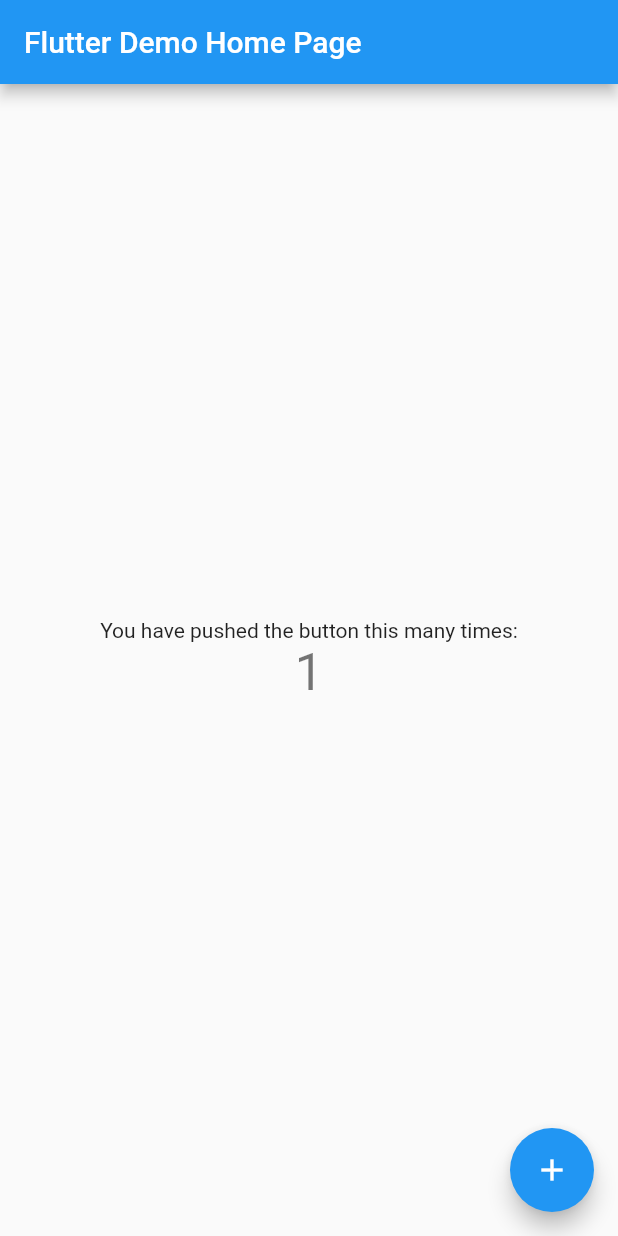
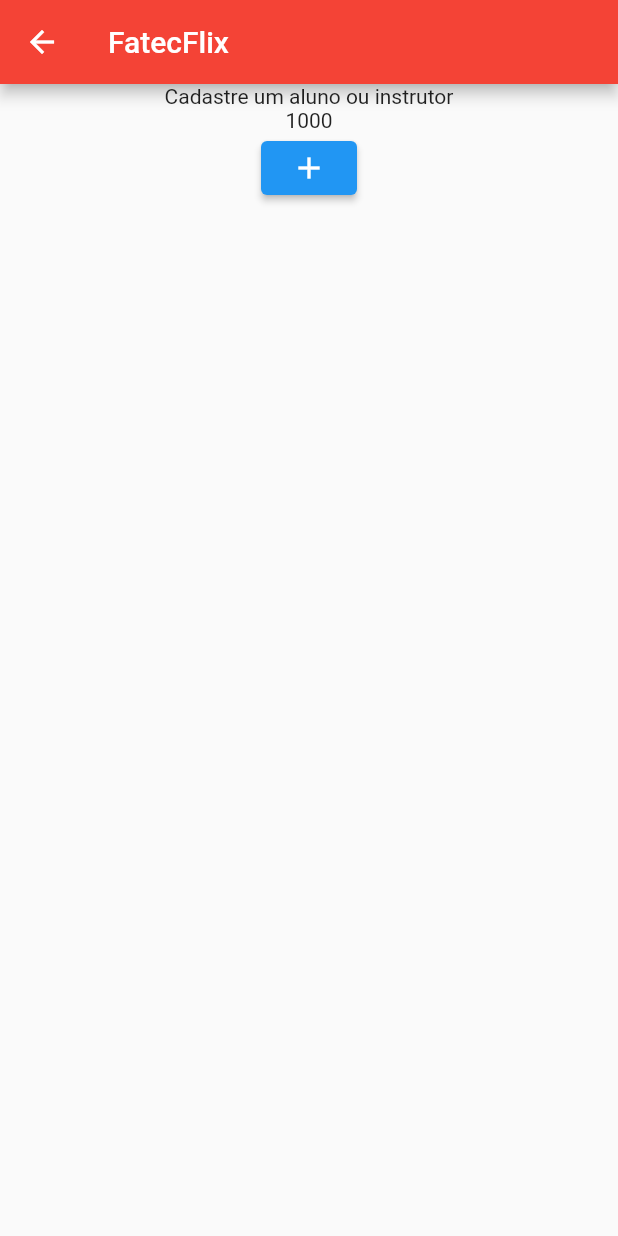
Before and after one commit to killatsignlife/fatecflix-flutter, a Flutter app: the screen it shows after launch, after a tap on the "add" icon, on a phone screen of 412 x 824 dp. Run offline on Flutter 3.47's test engine with Material 2 defaults, Android fonts, the phone set to English and light mode, and no system bars; our stand-ins replace get.

Commit message:
Add Dashboard, Delete, Update, and User screens

```diff
--- /dev/null
+++ b/lib/appController.dart
@@ -0,0 +1,6 @@
+import 'package:get/get.dart';
+
+class AppController extends GetxController {
+  var message = 1000.obs;
+  void hello() => '${message.value}: Hello Worlds!';
+}
--- /dev/null
+++ b/lib/bar.dart
@@ -0,0 +1,18 @@
+import 'package:flutter/cupertino.dart';
+
+import 'package:flutter/material.dart';
+
+class Bar extends StatelessWidget {
+  static const String _title = 'FatecFlix';
+
+  @override
+  Widget build(BuildContext context) {
+    return MaterialApp(
+      title: _title,
+      home: AppBar(
+        title: const Text(_title),
+        backgroundColor: Colors.red,
+      ),
+    );
+  }
+}
--- /dev/null
+++ b/lib/cadastrar.dart
@@ -0,0 +1,54 @@
+import 'package:fatecflix_mobile/appController.dart';
+import 'package:fatecflix_mobile/dashboard.dart';
+import 'package:flutter/material.dart';
+import 'package:get/get.dart';
+
+class CadastrarUsuario extends StatelessWidget {
+   /*
+    TODO: Cadastro de Usuario (aluno) usando os campos:
+     1. Nome Completo
+     2. Email
+     3. RA
+     4. CPF
+     5. Data de Nascimento
+     6. Curso
+     7. Ano de ingresso
+     8. Periodo
+     9. Senha
+     10. Confirmação da Senha
+
+     Colocar avisos antecedendo que o erro do usuario
+  */
+  final AppController controller = Get.put(AppController());
+  //final AppController controller = Get.find();
+
+
+  CadastrarUsuario({super.key});
+
+  static const String _title = 'FatecFlix';
+
+  @override
+  Widget build(BuildContext context) {
+    return Scaffold(
+      appBar: AppBar(
+        title: const Text(_title),
+        backgroundColor: Colors.red,
+        //automaticallyImplyLeading: false,
+      ),
+      body: Column(
+        children: <Widget>[
+         const Center(child: Text('Cadastre um aluno ou instrutor')),
+          Obx(() => Text(
+            '${controller.message.value}',
+          )),
+          ElevatedButton(
+            child: const Icon(Icons.add),
+            onPressed: () {
+              Get.to(Dashboard());
+            },
+          )
+        ],
+      ),
+    );
+  }
+}
--- /dev/null
+++ b/lib/dashboard.dart
@@ -0,0 +1,155 @@
+import 'package:fatecflix_mobile/appController.dart';
+import 'package:fatecflix_mobile/atualizar.dart';
+import 'package:fatecflix_mobile/cadastrar.dart';
+import 'package:fatecflix_mobile/deletar.dart';
+import 'package:flutter/material.dart';
+import 'package:get/get.dart';
+
+class Dashboard extends StatelessWidget {
+  /*
+    TODO: Dashboard/Listagem de usuarios com o botão
+    para atualizar e deletar um registro; e
+    um botão 'Add' para adicionar usuario.
+  */
+  final AppController controller = Get.put(AppController());
+  Dashboard({super.key});
+
+  static const String _title = 'FatecFlix';
+
+  @override
+  Widget build(BuildContext context) {
+    return Scaffold(
+      appBar: AppBar(
+        title: const Text(_title),
+        backgroundColor: Colors.red,
+        //automaticallyImplyLeading: false,
+      ),
+      body: Column(
+        children: <Widget>[
+          const Center(child: Text('Dashboard - Usuarios Cadastrados')),
+          DataTable(
+              columns: const <DataColumn>[
+                DataColumn(
+                  label: Expanded(
+                    child: Text(
+                      'Nome',
+                      style: TextStyle(fontStyle: FontStyle.italic, color: Colors.red),
+                    ),
+                  ),
+                ),
+                DataColumn(
+                  label: Expanded(
+                    child: Text(
+                      'Idade',
+                      style: TextStyle(fontStyle: FontStyle.italic, color: Colors.red),
+                    ),
+                  ),
+                ),
+                DataColumn(
+                  label: Expanded(
+                    child: Text(
+                      'Perfil',
+                      style: TextStyle(fontStyle: FontStyle.italic, color: Colors.red),
+                    ),
+                  ),
+                ),
+                DataColumn(
+                  label: Expanded(
+                    child: Text(
+                      'Atualizar',
+                      style: TextStyle(fontStyle: FontStyle.italic, color: Colors.red),
+                    ),
+                  ),
+                ),
+                DataColumn(
+                  label: Expanded(
+                    child: Text(
+                      'Deletar',
+                      style: TextStyle(fontStyle: FontStyle.italic, color: Colors.red),
+                    ),
+                  ),
+                ),
+              ],
+              rows: <DataRow>[
+                DataRow(
+                  cells: <DataCell>[
+                    const DataCell(Text('Sarah')),
+                    const DataCell(Text('19')),
+                    const DataCell(Text('Estudante')),
+                    DataCell(
+                      ElevatedButton(
+                        child: const Icon(Icons.update),
+                        onPressed: () {
+                            Get.to(AtualizarUsuario());
+                        },
+                      ),
+                    ),
+                    DataCell(
+                      ElevatedButton(
+                        child: const Icon(Icons.delete),
+                        onPressed: () {
+                            Get.to(DeletarUsuario());
+                        },
+                      ),
+                    ),
+                  ],
+                ),
+                DataRow(
+                  cells: <DataCell>[
+                    const DataCell(Text('Janine')),
+                    const DataCell(Text('43')),
+                    const DataCell(Text('Administrador')),
+                    DataCell(
+                      ElevatedButton(
+                        child: const Icon(Icons.update),
+                        onPressed: () {
+                            Get.to(AtualizarUsuario());
+                        },
+                      ),
+                    ),
+                    DataCell(
+                      ElevatedButton(
+                        child: const Icon(Icons.delete),
+                        onPressed: () {
+                            Get.to(DeletarUsuario());
+                        },
+                      ),
+                    ),
+                  ],
+                ),
+                DataRow(
+                  cells: <DataCell>[
+                    const DataCell(Text('William')),
+                    const DataCell(Text('27')),
+                    const DataCell(Text('Instrutor')),
+                    DataCell(
+                      ElevatedButton(
+                        child: const Icon(Icons.update),
+                        onPressed: () {
+                            Get.to(AtualizarUsuario());
+                        },
+                      ),
+                    ),
+                    DataCell(
+                      ElevatedButton(
+                        child: const Icon(Icons.delete),
+                        onPressed: () {
+                            Get.to(DeletarUsuario());
+                        },
+                      ),
+                    ),
+                ],
+              ),
+            ],
+          ),
+          ElevatedButton(
+            child: const Icon(Icons.add),
+            onPressed: () {
+              Get.to(CadastrarUsuario());
+            },
+          ),
+        ],
+      ),
+    );
+  }
+}
--- a/lib/main.dart
+++ b/lib/main.dart
@@ -1,3 +1,4 @@
+import 'package:fatecflix_mobile/dashboard.dart';
 import 'package:flutter/material.dart';
 import 'package:get/get.dart';
 
@@ -5,71 +6,18 @@
   runApp(const MyApp());
 }
 
+class MyApp extends StatelessWidget {
+  const MyApp({super.key});
 
-class AppController extends GetxController {
-
-}
-
-
-class MyApp extends StatelessWidget {
-  const MyApp({Key? key}) : super(key: key);
+  static const String _title = 'FatecFlix';
 
   @override
   Widget build(BuildContext context) {
-    return MaterialApp(
-      title: 'Flutter Demo',
-      theme: ThemeData(
-        primarySwatch: Colors.blue,
-      ),
-      home: const MyHomePage(title: 'Flutter Demo Home Page'),
-    );
-  }
-}
-
-class MyHomePage extends StatefulWidget {
-  const MyHomePage({Key? key, required this.title}) : super(key: key);
-  final String title;
-
-  @override
-  State<MyHomePage> createState() => _MyHomePageState();
-}
-
-class _MyHomePageState extends State<MyHomePage> {
-  int _counter = 0;
-
-  void _incrementCounter() {
-    setState(() {
-      _counter++;
-    });
-  }
-
-  @override
-  Widget build(BuildContext context) {
-
-    return Scaffold(
-      appBar: AppBar(
-        title: Text(widget.title),
-      ),
-      body: Center(
-
-        child: Column(
-
-          mainAxisAlignment: MainAxisAlignment.center,
-          children: <Widget>[
-            const Text(
-              'You have pushed the button this many times:',
-            ),
-            Text(
-              '$_counter',
-              style: Theme.of(context).textTheme.headline4,
-            ),
-          ],
-        ),
-      ),
-      floatingActionButton: FloatingActionButton(
-        onPressed: _incrementCounter,
-        tooltip: 'Increment',
-        child: const Icon(Icons.add),
+    return GetMaterialApp(
+      title: _title,
+      debugShowCheckedModeBanner: false,
+      home: Scaffold(
+        body: Dashboard(),
       ),
     );
   }
```
Also changed, not shown: lib/atualizar.dart (added, +55 -0 lines), lib/deletar.dart (added, +40 -0 lines).
